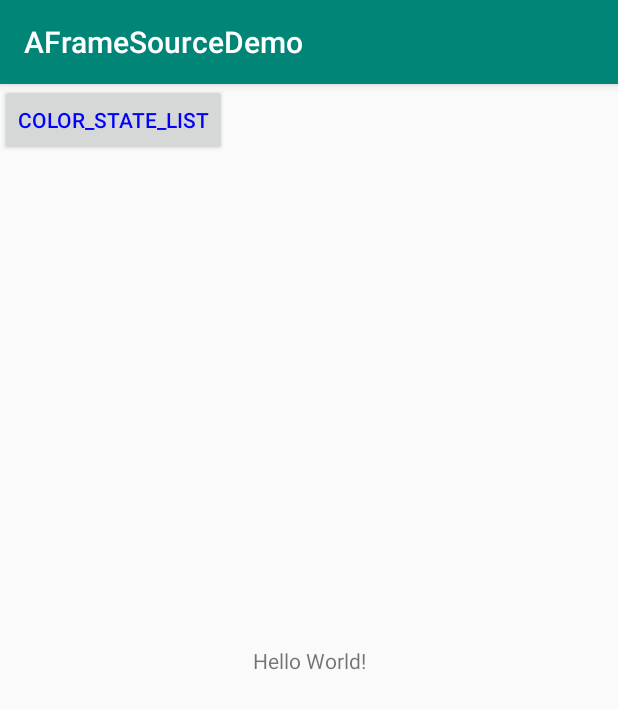
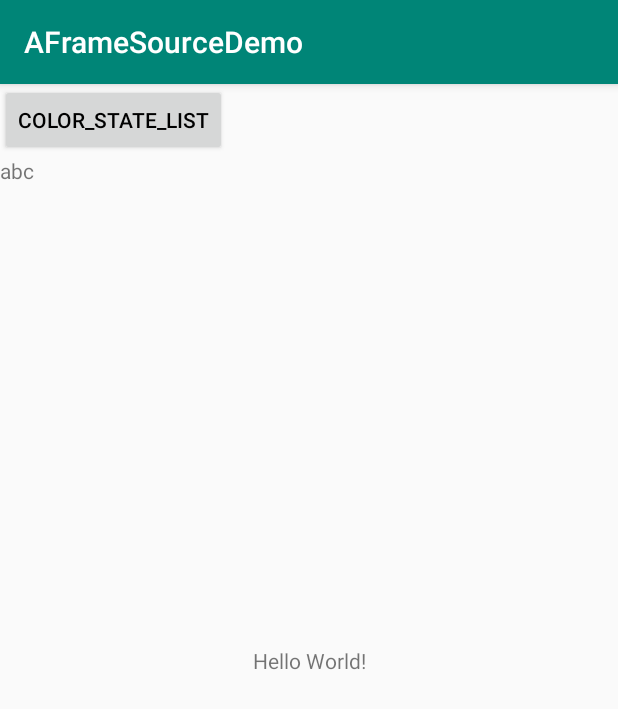
Before and after one commit to blueflybee/AFrameSourceDemo, an Android app: the screen it shows after launch (MainActivity), on a phone screen of 412 x 824 dp. Shown: the top 709 px of the screen. Run offline under Robolectric (Android 15) with nearby library versions, the phone set to English and light mode, and no system bars.

Commit message:
color state list测试

```diff
--- a/app/src/main/java/myorg/aframe/aframesourcedemo/MainActivity.java
+++ b/app/src/main/java/myorg/aframe/aframesourcedemo/MainActivity.java
@@ -3,20 +3,35 @@ package myorg.aframe.aframesourcedemo;
 import android.content.ComponentCallbacks;
 import android.content.res.ColorStateList;
 import android.content.res.Configuration;
-import android.database.Cursor;
+import android.content.res.Resources;
+import android.content.res.XmlResourceParser;
 import android.database.DatabaseErrorHandler;
-import android.database.sqlite.SQLiteCursor;
-import android.database.sqlite.SQLiteCursorDriver;
 import android.database.sqlite.SQLiteDatabase;
-import android.database.sqlite.SQLiteQuery;
 import android.graphics.Color;
+import android.os.Build;
+import android.os.Bundle;
+import android.support.annotation.RequiresApi;
 import android.support.v7.app.AppCompatActivity;
-import android.os.Bundle;
+import android.util.AttributeSet;
+import android.util.Xml;
 import android.view.View;
 import android.widget.Button;
+import android.widget.TextView;
+
+import org.xmlpull.v1.XmlPullParser;
+import org.xmlpull.v1.XmlPullParserException;
+
+import java.io.FileInputStream;
+import java.io.FileNotFoundException;
+import java.io.FileOutputStream;
+import java.io.IOException;
 
 public class MainActivity extends AppCompatActivity {
 
+
+  public static final String UTF_8 = "utf-8";
+
+  @RequiresApi(api = Build.VERSION_CODES.M)
   @Override
   protected void onCreate(Bundle savedInstanceState) {
     super.onCreate(savedInstanceState);
@@ -53,7 +68,89 @@ public class MainActivity extends AppCompatActivity {
 
     ColorStateList colorStateList = new ColorStateList(states, colors);
     Button btn = findViewById(R.id.btn_state);
-    btn.setTextColor(colorStateList);
+//    btn.setTextColor(colorStateList);
+
+    XmlResourceParser xrp = getResources().getXml(R.color.button_text);
+    try {
+      ColorStateList stateList = ColorStateList.createFromXml(getResources(), xrp, null);
+      System.out.println("stateList = " + stateList);
+      btn.setTextColor(stateList);
+    } catch (IOException e) {
+      e.printStackTrace();
+    } catch (XmlPullParserException e) {
+      e.printStackTrace();
+    }
+
+    final TextView myTextView = findViewById(R.id.tv_test);
+    final TextView readFileTv = findViewById(R.id.tv_io_file);
+
+    //设置按钮监听器
+    btn.setOnClickListener(new View.OnClickListener() {
+      @Override
+      public void onClick(View v) {
+        //设置定时器
+        int counter = 0;
+        //实例化StringBuilder
+        StringBuilder sb = new StringBuilder("");
+        //得到Resources资源
+        Resources r = getResources();
+        //通过Resources，获得XmlResourceParser实例
+        XmlResourceParser xrp = r.getXml(R.xml.button_text);
+        AttributeSet attributeSet = Xml.asAttributeSet(xrp);
+        try {
+          //如果没有到文件尾继续执行
+          while (xrp.getEventType() != XmlResourceParser.END_DOCUMENT) {
+            //如果是开始标签
+            if (xrp.getEventType() == XmlResourceParser.START_TAG) {
+              //获取标签名称
+              String name = xrp.getName();
+//              if (name.equals("selector")) {
+//                sb.append("namespace" + xrp.getAttributeNamespace(0) + "\n");
+//              }
+              //判断标签名称是否等于friend
+              if (name.equals("item")) {
+                counter++;
+                //获得标签属性追加到StringBuilder中
+                sb.append("第" + counter + "个朋友的信息：" + "\n");
+                sb.append("description:" + xrp.getPositionDescription() + "\n");
+                sb.append(xrp.getAttributeValue(0) + "\n\n");
+//                sb.append(xrp.getAttributeValue(0) + "\n");
+//                sb.append(xrp.getAttributeValue(1) + "\n");
+//                sb.append(xrp.getAttributeValue(2) + "\n");
+//                sb.append(xrp.getAttributeValue(3) + "\n\n");
+              }
+            } else if (xrp.getEventType() == XmlPullParser.END_TAG) {
+            } else if (xrp.getEventType() == XmlPullParser.TEXT) {
+            }
+            //下一个标签
+            xrp.next();
+          }
+          myTextView.setText(sb.toString());
+        } catch (XmlPullParserException e) {
+          e.printStackTrace();
+        } catch (IOException e) {
+          e.printStackTrace();
+        }
+      }
+    });
+
+    try {
+      String name = "context_study_file.text";
+      FileOutputStream output = openFileOutput(name, MODE_PRIVATE);
+      output.write("abc".getBytes(UTF_8));
+      output.close();
+
+      FileInputStream input = openFileInput(name);
+      byte[] buffer = new byte[100];
+      int len = input.read(buffer);
+      String result = new String(buffer, 0, len, UTF_8);
+      readFileTv.setText(result);
+
+    } catch (FileNotFoundException e) {
+      e.printStackTrace();
+    } catch (IOException e) {
+      e.printStackTrace();
+    }
 
 
   }
--- a/app/src/main/res/layout/activity_main.xml
+++ b/app/src/main/res/layout/activity_main.xml
@@ -7,6 +7,7 @@
     tools:context=".MainActivity">
 
     <TextView
+        android:id="@+id/tv_test"
         android:layout_width="wrap_content"
         android:layout_height="wrap_content"
         android:text="Hello World!"
@@ -21,4 +22,11 @@
         android:layout_width="wrap_content"
         android:layout_height="wrap_content" />
 
+
+    <TextView
+        app:layout_constraintTop_toBottomOf="@+id/btn_state"
+        android:id="@+id/tv_io_file"
+        android:layout_width="wrap_content"
+        android:layout_height="wrap_content" />
+
 </android.support.constraint.ConstraintLayout>
--- /dev/null
+++ b/app/src/main/res/xml/button_text.xml
@@ -0,0 +1,8 @@
+<?xml version="1.0" encoding="utf-8"?>
+<selector xmlns:android="http://schemas.android.com/apk/res/android">
+    <item android:state_pressed="true"
+        android:color="#ffff0000"/> <!-- pressed -->
+    <item android:state_focused="true"
+        android:color="#ff0000ff"/> <!-- focused -->
+    <item android:color="#ff000000"/> <!-- default -->
+</selector>
```
